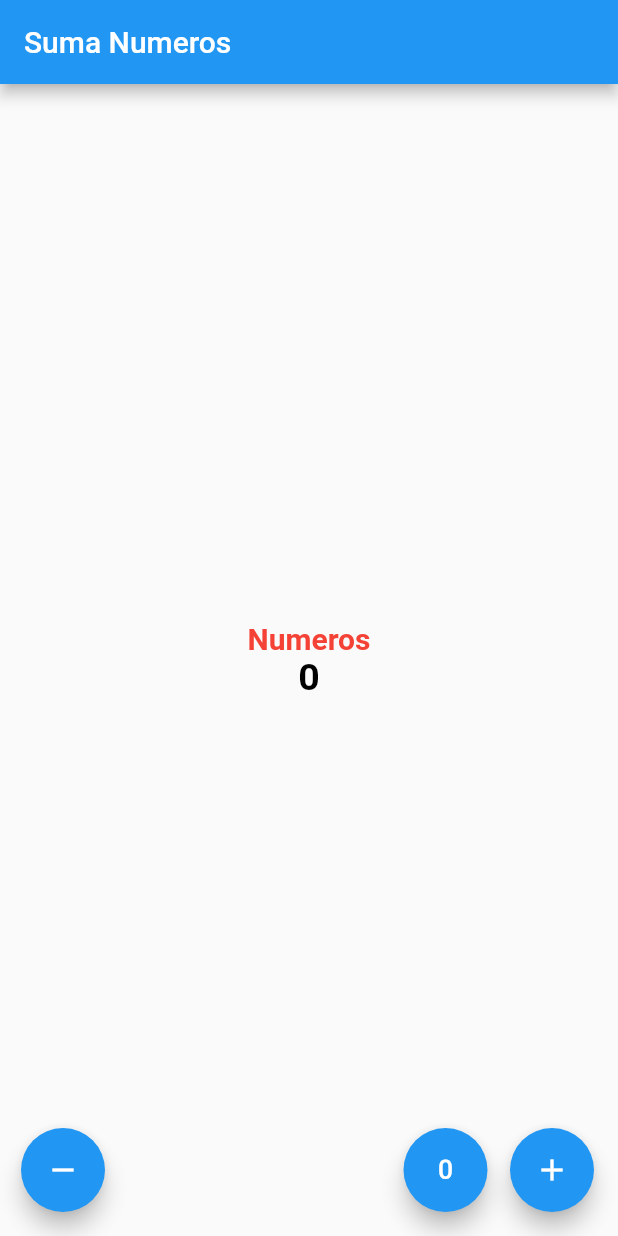
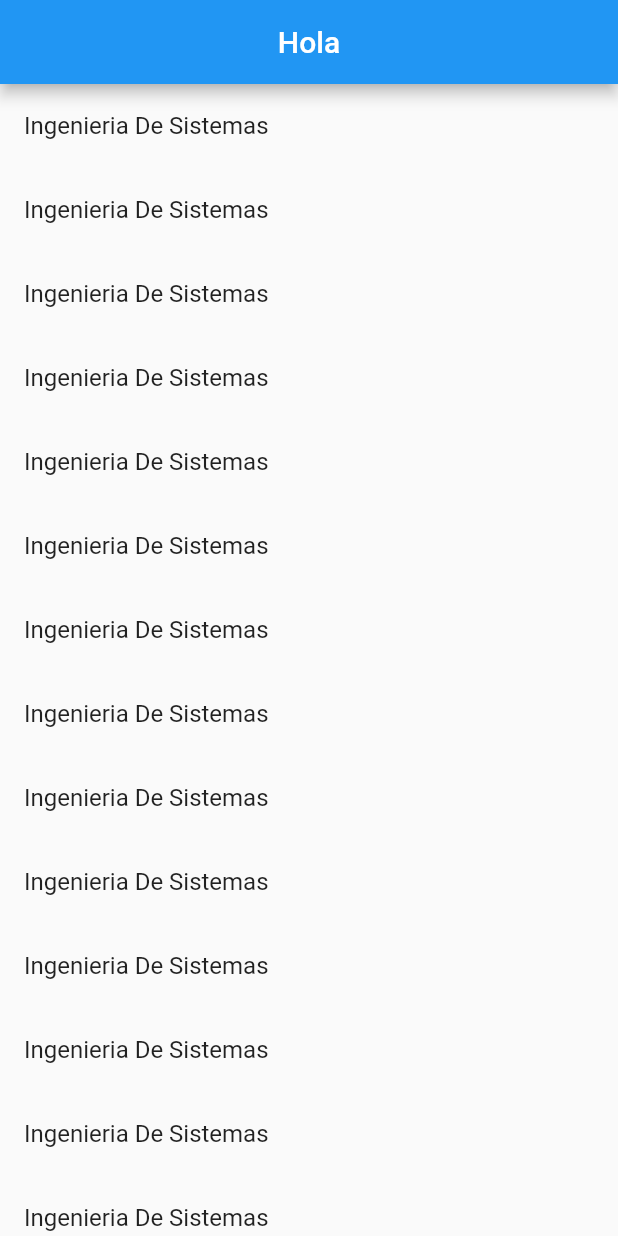
Before and after one commit to Flores45/Flutter-0, a Flutter app: the screen it shows after launch, on a phone screen of 412 x 824 dp. Run offline on Flutter 3.47's test engine with Material 2 defaults, Android fonts, the phone set to English and light mode, and no system bars.

Commit message:
ListView

```diff
--- a/lib/main.dart
+++ b/lib/main.dart
@@ -1,12 +1,23 @@
 import 'package:flutter/material.dart';
-
-import 'package:flutterbootcamp/src/home_page_botones.dart';
 
 
 
+import 'package:flutterbootcamp/src/pages/home_temp.dart';
 
-void main() => runApp(
-  const MaterialApp(
-    home: MypagesSumaNumeros()
-  ),
-  );
+
+
+void main() => runApp(MyappPrincipal());
+
+class MyappPrincipal extends StatelessWidget {
+  const MyappPrincipal({super.key});
+
+  @override
+  Widget build(BuildContext context) {
+    return MaterialApp(
+      debugShowCheckedModeBanner: false,
+
+      home:MyHomePage(),
+      );
+
+  }
+}
--- /dev/null
+++ b/lib/src/pages/home_temp.dart
@@ -0,0 +1,113 @@
+import 'package:flutter/material.dart';
+
+class MyHomePage extends StatelessWidget {
+  const MyHomePage({super.key});
+
+  @override
+  Widget build(BuildContext context) {
+    return Scaffold(
+      appBar: AppBar(
+        title: Text('Hola'),
+        centerTitle: true,
+      ),
+      body: ListView(
+        children:<Widget> [
+          ListTile(
+            title: Text("Ingenieria De Sistemas"),
+          ),
+          ListTile(
+            title: Text("Ingenieria De Sistemas"),
+          ),
+
+          ListTile(
+            title: Text("Ingenieria De Sistemas"),
+          ),
+          ListTile(
+            title: Text("Ingenieria De Sistemas"),
+          ),
+          ListTile(
+            title: Text("Ingenieria De Sistemas"),
+          ),
+          ListTile(
+            title: Text("Ingenieria De Sistemas"),
+          ),
+          ListTile(
+            title: Text("Ingenieria De Sistemas"),
+          ),
+          ListTile(
+            title: Text("Ingenieria De Sistemas"),
+          ),
+          ListTile(
+            title: Text("Ingenieria De Sistemas"),
+          ),
+          ListTile(
+            title: Text("Ingenieria De Sistemas"),
+          ),
+          ListTile(
+            title: Text("Ingenieria De Sistemas"),
+          ),
+          ListTile(
+            title: Text("Ingenieria De Sistemas"),
+          ),
+          ListTile(
+            title: Text("Ingenieria De Sistemas"),
+          ),
+          ListTile(
+            title: Text("Ingenieria De Sistemas"),
+          ),
+          ListTile(
+            title: Text("Ingenieria De Sistemas"),
+          ),
+          ListTile(
+            title: Text("Ingenieria De Sistemas"),
+          ),
+          ListTile(
+            title: Text("Ingenieria De Sistemas"),
+          ),
+          ListTile(
+            title: Text("Ingenieria De Sistemas"),
+          ),
+          ListTile(
+            title: Text("Ingenieria De Sistemas"),
+          ),
+          ListTile(
+            title: Text("Ingenieria De Sistemas"),
+          ),
+          ListTile(
+            title: Text("Ingenieria De Sistemas"),
+          ),
+          ListTile(
+            title: Text("Ingenieria De Sistemas"),
+          ),
+          ListTile(
+            title: Text("Ingenieria De Sistemas"),
+          ),
+          ListTile(
+            title: Text("Ingenieria De Sistemas"),
+          ),
+          ListTile(
+            title: Text("Ingenieria De Sistemas"),
+          ),
+          ListTile(
+            title: Text("Ingenieria De Sistemas"),
+          ),
+          ListTile(
+            title: Text("Ingenieria De Sistemas"),
+          ),
+          ListTile(
+            title: Text("Ingenieria De Sistemas"),
+          ),
+          ListTile(
+            title: Text("Ingenieria De Sistemas"),
+          ),
+
+
+
+
+        ],
+
+
+      ),
+    );
+  }
+}
```
Also changed, not shown: lib/src/home_page_suma.dart (added, +85 -0 lines).
